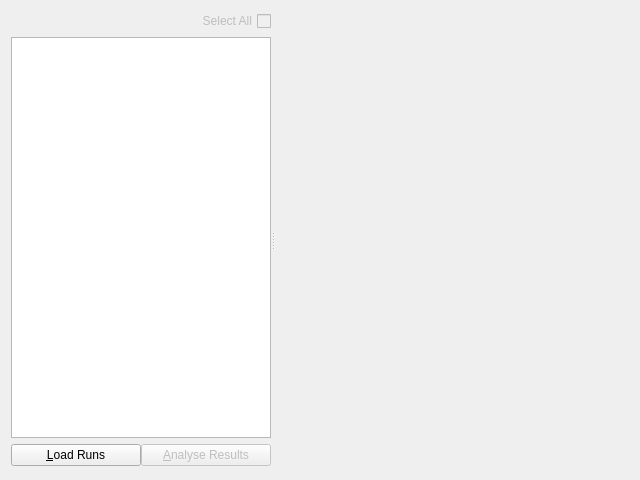
First picture: the form in app/src/tools/core/tabs/CollateResultsWidget.ui, repository dysonltd-zz/gts, before the edit.
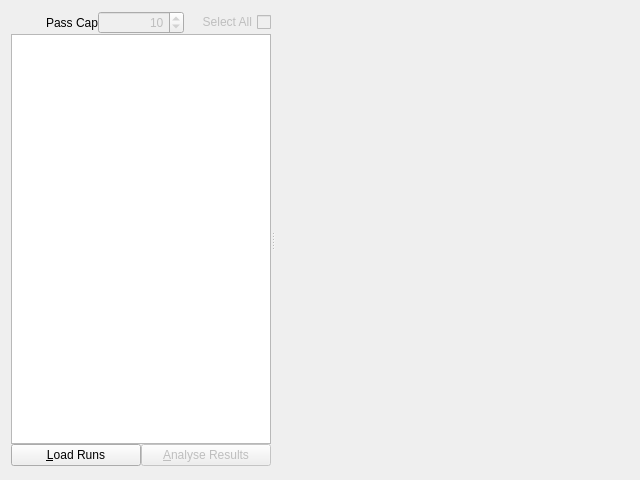
Second picture: the form after the edit. Custom widgets are drawn as their Qt base class.

Commit message: Refactor. Added pass cap spinbox to allow user to manually set number of passes to inspect

Patch:
```diff
--- a/app/src/tools/core/tabs/CollateResultsWidget.ui
+++ b/app/src/tools/core/tabs/CollateResultsWidget.ui
@@ -58,11 +58,45 @@
         <property name="lineWidth">
          <number>0</number>
         </property>
-        <layout class="QVBoxLayout" name="verticalLayout_2">
+        <layout class="QVBoxLayout" name="verticalLayout">
+         <property name="spacing">
+          <number>0</number>
+         </property>
          <property name="margin">
           <number>0</number>
          </property>
          <item>
+          <layout class="QGridLayout" name="gridLayout">
+           <item row="0" column="0">
+            <widget class="QLabel" name="m_passCapLabel">
+             <property name="text">
+              <string>Pass Cap</string>
+             </property>
+             <property name="alignment">
+              <set>Qt::AlignRight|Qt::AlignTrailing|Qt::AlignVCenter</set>
+             </property>
+            </widget>
+           </item>
+           <item row="0" column="1">
+            <widget class="QSpinBox" name="m_passCapSpinBox">
+             <property name="enabled">
+              <bool>false</bool>
+             </property>
+             <property name="alignment">
+              <set>Qt::AlignRight|Qt::AlignTrailing|Qt::AlignVCenter</set>
+             </property>
+             <property name="minimum">
+              <number>1</number>
+             </property>
+             <property name="maximum">
+              <number>100</number>
+             </property>
+             <property name="value">
+              <number>10</number>
+             </property>
+            </widget>
+           </item>
+           <item row="0" column="2">
           <widget class="QCheckBox" name="m_selectAllCheckBox">
            <property name="enabled">
             <bool>false</bool>
@@ -75,6 +109,8 @@
            </property>
           </widget>
          </item>
+          </layout>
+         </item>
          <item>
           <widget class="QTableView" name="m_runsTable">
            <property name="sizePolicy">
```
Left out of the diff: 2 changed lines with no effect on the pictures. Lines whose indentation alone changed are shown as unchanged. The commit also changes 4 other files.
